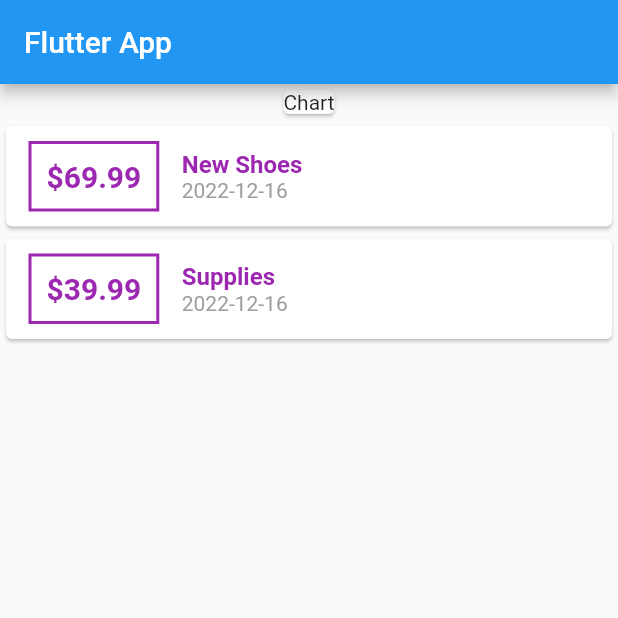
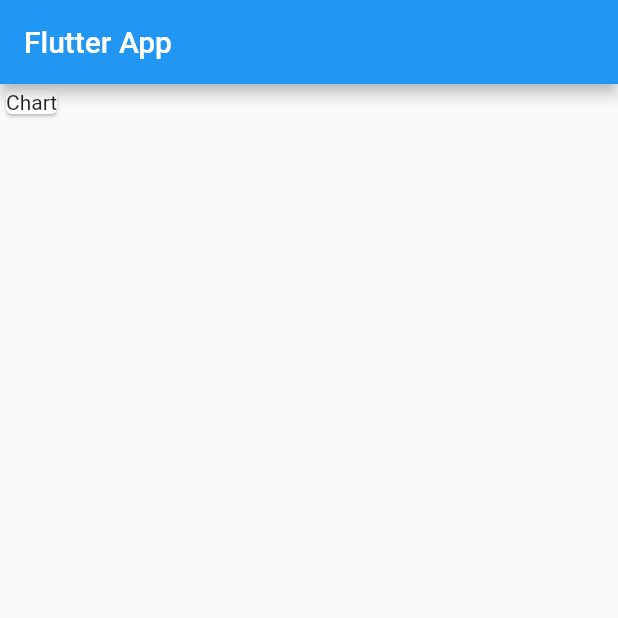
Before and after one commit to Ayobami0/Expense-Tracker-App, a Flutter app: the screen it shows after launch, on a phone screen of 412 x 824 dp, the top half of it. Run offline on Flutter 3.47's test engine with Material 2 defaults, Android fonts, the phone set to English and light mode, and no system bars.

Commit message:
Split widgets

```diff
--- a/lib/main.dart
+++ b/lib/main.dart
@@ -2,8 +2,6 @@
 
 import 'package:flutter/material.dart';
 
-import './widgets/transaction_list.dart';
-import './widgets/user_transactions.dart';
 
 void main() {
   runApp(const MyApp());
@@ -29,7 +27,6 @@ class MyHomePage extends StatelessWidget {
         SizedBox(
           child: Card(child: Text('Chart')),
         ),
-        TransactionList(),
       ]),
     );
   }
--- a/lib/widgets/transaction_list.dart
+++ b/lib/widgets/transaction_list.dart
@@ -3,39 +3,30 @@ import 'package:intl/intl.dart';
 
 import '../models/transaction.dart';
 
-class TransactionList extends StatefulWidget {
-  const TransactionList({super.key});
+class TransactionList extends StatelessWidget {
 
-  @override
-  State<TransactionList> createState() => _TransactionListState();
-}
+  List<Transaction> userTransactions = [];
 
-class _TransactionListState extends State<TransactionList> {
-  final List<Transaction> _userTransactions = [
-    Transaction(
-        id: 'a1', title: 'New Shoes', amount: 69.99, date: DateTime.now()),
-    Transaction(
-        id: 'a1', title: 'Supplies', amount: 39.99, date: DateTime.now())
-  ];
+  TransactionList({required this.userTransactions});
 
   @override
   Widget build(BuildContext context) {
     return Column(
         mainAxisAlignment: MainAxisAlignment.start,
-        children: _userTransactions.map((tx) {
+        children: userTransactions.map((tx) {
           return Card(
               child: Row(children: <Widget>[
             Container(
-                margin: EdgeInsets.symmetric(vertical: 10, horizontal: 15),
+                margin: const EdgeInsets.symmetric(vertical: 10, horizontal: 15),
                 decoration: BoxDecoration(
                     border: Border.all(
                   color: Colors.purple,
                   width: 2,
                 )),
-                padding: EdgeInsets.all(10),
+                padding: const EdgeInsets.all(10),
                 child: Text(
                   '\$${tx.amount.toString()}',
-                  style: TextStyle(
+                  style: const TextStyle(
                     fontWeight: FontWeight.bold,
                     fontSize: 20,
                     color: Colors.purple,
@@ -50,7 +41,7 @@ class _TransactionListState extends State<TransactionList> {
                     // ),
                     child: Text(
                   tx.title,
-                  style: TextStyle(
+                  style: const TextStyle(
                       color: Colors.purple,
                       fontWeight: FontWeight.bold,
                       fontSize: 16),
@@ -61,7 +52,7 @@ class _TransactionListState extends State<TransactionList> {
                     // ),
                     child: Text(
                   DateFormat('yyyy-MM-dd').format(tx.date),
-                  style: TextStyle(
+                  style: const TextStyle(
                     color: Colors.grey,
                   ),
                 ))
```
Also changed, not shown: lib/widgets/user_transactions.dart (+32 -0 lines).
